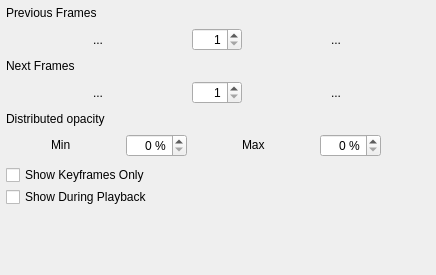
Qt form app/ui/onionskin.ui (pencil2d/pencil) before a commit.
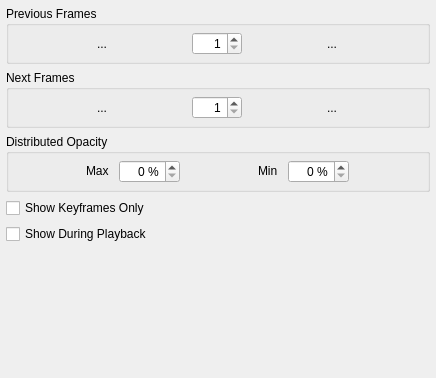
The same form after that commit. Icons and pictures are not drawn.

Commit message:
Group sections of onion skin widget with QGroupBox
Also removed some unnecessary elements that were there for layout
purposes, but the same effect could be achieved without them.

The opacity is split up into to QHBoxLayouts in prepartion for
adding a FlowLayout in the next commit.

```diff
--- a/app/ui/onionskin.ui
+++ b/app/ui/onionskin.ui
@@ -7,12 +7,12 @@
     <x>0</x>
     <y>0</y>
     <width>436</width>
-    <height>275</height>
+    <height>378</height>
    </rect>
   </property>
   <property name="minimumSize">
    <size>
-    <width>222</width>
+    <width>239</width>
     <height>150</height>
    </size>
   </property>
@@ -59,13 +59,16 @@
       <property name="widgetResizable">
        <bool>true</bool>
       </property>
+      <property name="alignment">
+       <set>Qt::AlignLeading|Qt::AlignLeft|Qt::AlignTop</set>
+      </property>
       <widget class="QWidget" name="scrollAreaWidgetContents">
        <property name="geometry">
         <rect>
          <x>0</x>
          <y>0</y>
          <width>436</width>
-         <height>256</height>
+         <height>357</height>
         </rect>
        </property>
        <property name="sizePolicy">
@@ -88,27 +91,10 @@
          <number>6</number>
         </property>
         <item>
-         <layout class="QVBoxLayout" name="verticalLayout_2">
-          <property name="spacing">
-           <number>2</number>
-          </property>
-          <item>
-           <widget class="QLabel" name="onionPrevFramesNumLabel">
-            <property name="sizePolicy">
-             <sizepolicy hsizetype="Preferred" vsizetype="Minimum">
-              <horstretch>0</horstretch>
-              <verstretch>0</verstretch>
-             </sizepolicy>
-            </property>
-            <property name="text">
+         <widget class="QGroupBox" name="prevFramesGroup">
+          <property name="title">
              <string>Previous Frames</string>
             </property>
-            <property name="alignment">
-             <set>Qt::AlignLeading|Qt::AlignLeft|Qt::AlignVCenter</set>
-            </property>
-           </widget>
-          </item>
-          <item>
            <layout class="QHBoxLayout" name="onionPrevLayout">
             <property name="sizeConstraint">
              <enum>QLayout::SetDefaultConstraint</enum>
@@ -206,18 +192,13 @@
              </widget>
             </item>
            </layout>
+         </widget>
           </item>
           <item>
-           <widget class="QLabel" name="onionNextFramesNumLabel">
-            <property name="text">
+         <widget class="QGroupBox" name="nextFramesGroup">
+          <property name="title">
              <string>Next Frames</string>
             </property>
-            <property name="alignment">
-             <set>Qt::AlignLeading|Qt::AlignLeft|Qt::AlignVCenter</set>
-            </property>
-           </widget>
-          </item>
-          <item>
            <layout class="QHBoxLayout" name="onionNextlLayout">
             <property name="sizeConstraint">
              <enum>QLayout::SetDefaultConstraint</enum>
@@ -324,15 +305,13 @@
              </widget>
             </item>
            </layout>
-          </item>
-          <item>
-           <widget class="QLabel" name="label">
-            <property name="text">
-             <string>Distributed opacity</string>
-            </property>
            </widget>
           </item>
           <item>
+         <widget class="QGroupBox" name="opacityGroup">
+          <property name="title">
+           <string>Distributed Opacity</string>
+          </property>
            <layout class="QHBoxLayout" name="horizontalLayout">
             <property name="spacing">
              <number>10</number>
@@ -344,48 +323,9 @@
              <number>6</number>
             </property>
             <item>
-             <widget class="QLabel" name="label_2">
-              <property name="sizePolicy">
-               <sizepolicy hsizetype="Fixed" vsizetype="Fixed">
-                <horstretch>0</horstretch>
-                <verstretch>0</verstretch>
-               </sizepolicy>
-              </property>
-              <property name="text">
-               <string>Min</string>
-              </property>
-             </widget>
-            </item>
+            <layout class="QHBoxLayout" name="maxOpacityGroup">
             <item>
-             <widget class="QSpinBox" name="onionMinOpacityBox">
-              <property name="sizePolicy">
-               <sizepolicy hsizetype="Fixed" vsizetype="Fixed">
-                <horstretch>0</horstretch>
-                <verstretch>0</verstretch>
-               </sizepolicy>
-              </property>
-              <property name="minimumSize">
-               <size>
-                <width>60</width>
-                <height>0</height>
-               </size>
-              </property>
-              <property name="alignment">
-               <set>Qt::AlignRight|Qt::AlignTrailing|Qt::AlignVCenter</set>
-              </property>
-              <property name="suffix">
-               <string> %</string>
-              </property>
-              <property name="prefix">
-               <string/>
-              </property>
-              <property name="maximum">
-               <number>100</number>
-              </property>
-             </widget>
-            </item>
-            <item>
-             <widget class="QLabel" name="label_3">
+              <widget class="QLabel" name="maxOpacityLabel">
               <property name="sizePolicy">
                <sizepolicy hsizetype="Fixed" vsizetype="Fixed">
                 <horstretch>0</horstretch>
@@ -428,6 +368,54 @@
            </layout>
           </item>
           <item>
+            <layout class="QHBoxLayout" name="minOpacityGroup">
+             <item>
+              <widget class="QLabel" name="minOpacityLabel">
+               <property name="sizePolicy">
+                <sizepolicy hsizetype="Fixed" vsizetype="Fixed">
+                 <horstretch>0</horstretch>
+                 <verstretch>0</verstretch>
+                </sizepolicy>
+               </property>
+               <property name="text">
+                <string>Min</string>
+               </property>
+              </widget>
+             </item>
+             <item>
+              <widget class="QSpinBox" name="onionMinOpacityBox">
+               <property name="sizePolicy">
+                <sizepolicy hsizetype="Fixed" vsizetype="Fixed">
+                 <horstretch>0</horstretch>
+                 <verstretch>0</verstretch>
+                </sizepolicy>
+               </property>
+               <property name="minimumSize">
+                <size>
+                 <width>60</width>
+                 <height>0</height>
+                </size>
+               </property>
+               <property name="alignment">
+                <set>Qt::AlignRight|Qt::AlignTrailing|Qt::AlignVCenter</set>
+               </property>
+               <property name="suffix">
+                <string> %</string>
+               </property>
+               <property name="prefix">
+                <string/>
+               </property>
+               <property name="maximum">
+                <number>100</number>
+               </property>
+              </widget>
+             </item>
+            </layout>
+           </item>
+          </layout>
+         </widget>
+        </item>
+        <item>
            <widget class="QCheckBox" name="onionSkinMode">
             <property name="text">
              <string>Show Keyframes Only</string>
@@ -441,35 +429,6 @@
             </property>
            </widget>
           </item>
-          <item>
-           <spacer name="horizontalSpacer_5">
-            <property name="orientation">
-             <enum>Qt::Horizontal</enum>
-            </property>
-            <property name="sizeHint" stdset="0">
-             <size>
-              <width>40</width>
-              <height>0</height>
-             </size>
-            </property>
-           </spacer>
-          </item>
-          <item>
-           <spacer name="horizontalSpacer">
-            <property name="orientation">
-             <enum>Qt::Horizontal</enum>
-            </property>
-            <property name="sizeType">
-             <enum>QSizePolicy::Minimum</enum>
-            </property>
-            <property name="sizeHint" stdset="0">
-             <size>
-              <width>0</width>
-              <height>0</height>
-             </size>
-            </property>
-           </spacer>
-          </item>
           <item>
            <spacer name="verticalSpacer">
             <property name="orientation">
@@ -482,8 +441,6 @@
              </size>
             </property>
            </spacer>
-          </item>
-         </layout>
         </item>
        </layout>
       </widget>
```
Lines whose indentation alone changed are shown as unchanged.
